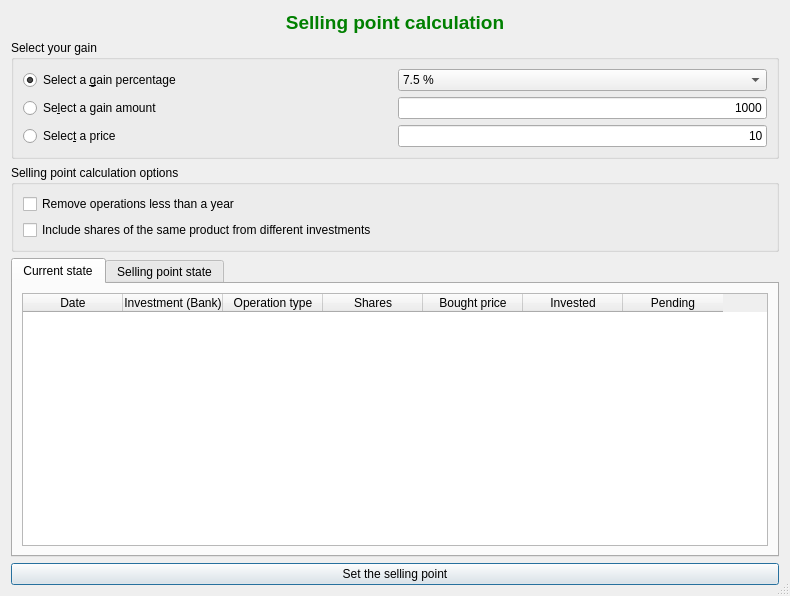
Before: the Qt Designer form xulpymoney/ui/frmSellingPoint.ui in turulomio/xulpymoney, drawn with Qt 5.
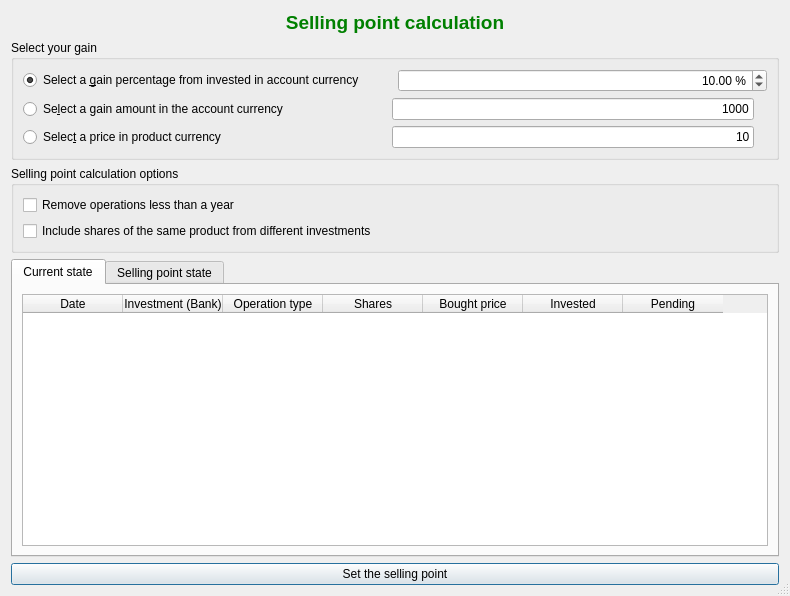
After: the same form once the commit is applied. Icons and pictures are not drawn. Custom widgets are drawn as their Qt base class.

Commit message:
Selling point now work for long and short operations. Fixes #103  (#105)
* Replace combobox with a spindoublebox

* Works fine for long operations

* Calculations are working for long and short operations

```diff
--- a/xulpymoney/ui/frmSellingPoint.ui
+++ b/xulpymoney/ui/frmSellingPoint.ui
@@ -60,7 +60,7 @@
           <item>
            <widget class="QRadioButton" name="radTPC">
             <property name="text">
-             <string>Select a &amp;gain percentage</string>
+             <string>Select a &amp;gain percentage from invested in account currency</string>
             </property>
             <property name="checked">
              <bool>true</bool>
@@ -68,45 +68,25 @@
            </widget>
           </item>
           <item>
-           <widget class="QComboBox" name="cmbTPC">
-            <property name="currentIndex">
-             <number>2</number>
+           <widget class="QDoubleSpinBox" name="spnGainsPercentage">
+            <property name="alignment">
+             <set>Qt::AlignRight|Qt::AlignTrailing|Qt::AlignVCenter</set>
             </property>
-            <item>
-             <property name="text">
-              <string>2.5 %</string>
-             </property>
-            </item>
-            <item>
-             <property name="text">
-              <string>5 %</string>
-             </property>
-            </item>
-            <item>
-             <property name="text">
-              <string>7.5 %</string>
-             </property>
-            </item>
-            <item>
-             <property name="text">
-              <string>10 %</string>
-             </property>
-            </item>
-            <item>
-             <property name="text">
-              <string>15 %</string>
-             </property>
-            </item>
-            <item>
-             <property name="text">
-              <string>20 %</string>
-             </property>
-            </item>
-            <item>
-             <property name="text">
-              <string>25 %</string>
-             </property>
-            </item>
+            <property name="showGroupSeparator" stdset="0">
+             <bool>false</bool>
+            </property>
+            <property name="suffix">
+             <string> %</string>
+            </property>
+            <property name="maximum">
+             <double>1000.000000000000000</double>
+            </property>
+            <property name="singleStep">
+             <double>0.500000000000000</double>
+            </property>
+            <property name="value">
+             <double>10.000000000000000</double>
+            </property>
            </widget>
           </item>
          </layout>
@@ -116,7 +96,7 @@
           <item>
            <widget class="QRadioButton" name="radGain">
             <property name="text">
-             <string>Se&amp;lect a gain amount</string>
+             <string>Se&amp;lect a gain amount in the account currency</string>
             </property>
            </widget>
           </item>
@@ -139,6 +119,19 @@
             </property>
            </widget>
           </item>
+          <item>
+           <widget class="QLabel" name="lblAmountSymbol">
+            <property name="sizePolicy">
+             <sizepolicy hsizetype="Maximum" vsizetype="Preferred">
+              <horstretch>0</horstretch>
+              <verstretch>0</verstretch>
+             </sizepolicy>
+            </property>
+            <property name="text">
+             <string/>
+            </property>
+           </widget>
+          </item>
          </layout>
         </item>
         <item>
@@ -146,7 +139,7 @@
           <item>
            <widget class="QRadioButton" name="radPrice">
             <property name="text">
-             <string>Selec&amp;t a price</string>
+             <string>Selec&amp;t a price in product currency</string>
             </property>
            </widget>
           </item>
@@ -166,6 +159,19 @@
             </property>
            </widget>
           </item>
+          <item>
+           <widget class="QLabel" name="lblPriceSymbol">
+            <property name="sizePolicy">
+             <sizepolicy hsizetype="Maximum" vsizetype="Preferred">
+              <horstretch>0</horstretch>
+              <verstretch>0</verstretch>
+             </sizepolicy>
+            </property>
+            <property name="text">
+             <string/>
+            </property>
+           </widget>
+          </item>
          </layout>
         </item>
        </layout>
```
Left out of the diff: 16 changed lines with no effect on the pictures. The commit also changes 58 other files.
